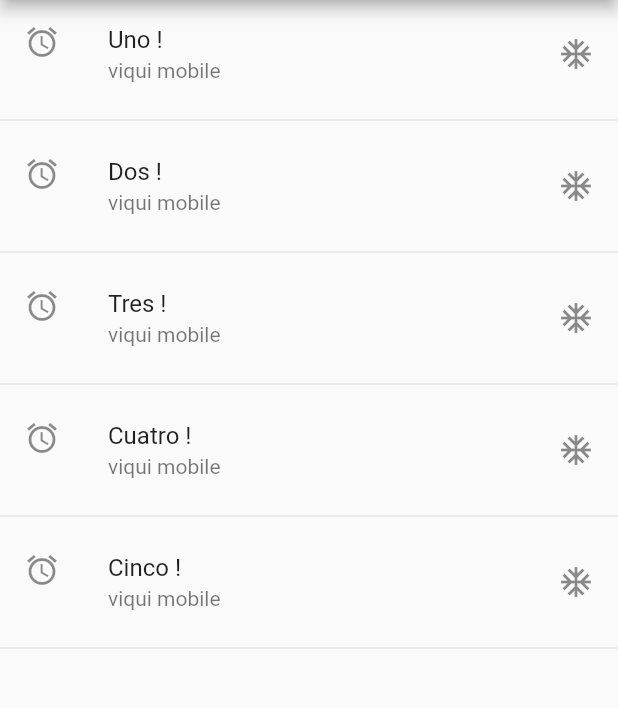
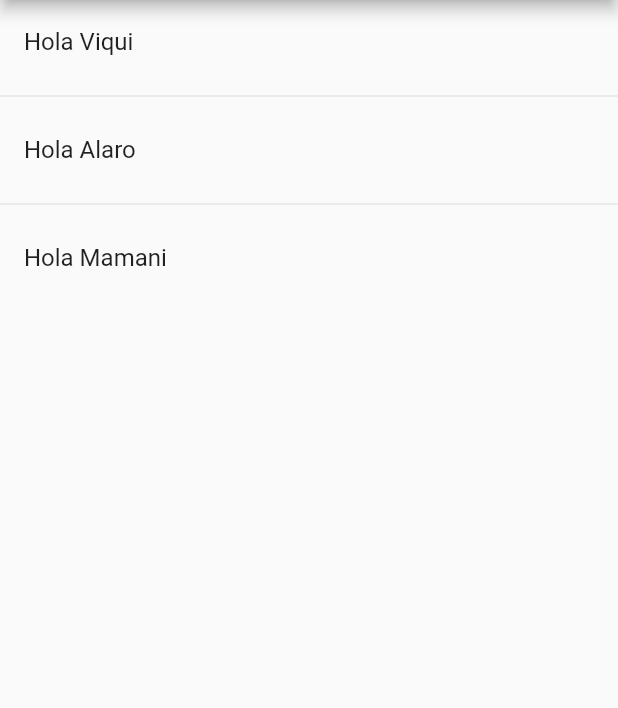
Before and after one commit to Viqui-Alaro/Componentes-Flutter, a Flutter app: the screen it shows after launch, on a phone screen of 412 x 824 dp, the part 84-792 px from its top. Run offline on Flutter 3.47's test engine with Material 2 defaults, Android fonts, the phone set to English and light mode, and no system bars.

Commit message:
implemetacion de home page

```diff
--- a/lib/main.dart
+++ b/lib/main.dart
@@ -1,6 +1,6 @@
 import 'package:flutter/material.dart';
 
-import 'package:componentes/src/pages/home_temp.dart';
+import 'package:componentes/src/pages/home_page.dart';
 
 void main() => runApp(MyApp());
 
@@ -10,7 +10,7 @@ class MyApp extends StatelessWidget {
     return MaterialApp(
       title: 'Material App',
       debugShowCheckedModeBanner: false,
-      home: HomePageTemp()
+      home: HomePage()
     );
 
   }
--- /dev/null
+++ b/lib/src/pages/home_page.dart
@@ -0,0 +1,34 @@
+import 'package:flutter/material.dart';
+
+
+
+class HomePage extends StatelessWidget {
+
+
+  @override
+  Widget build(BuildContext context) {
+    return Scaffold(
+      appBar: AppBar(title:
+      Text("Componentes")),
+      body: _lista(),
+          );
+        }
+
+     Widget _lista() {
+       return ListView(
+          children: _listaItems(),
+       );
+     }
+
+
+ List<Widget> _listaItems() {
+   return[
+     ListTile(title: Text("Hola Viqui ")),
+     Divider(),
+     ListTile(title: Text("Hola Alaro ")),
+     Divider(),
+     ListTile(title: Text("Hola Mamani ")),
+
+   ];
+ }
+}
--- a/lib/src/pages/home_temp.dart
+++ b/lib/src/pages/home_temp.dart
@@ -45,7 +45,7 @@ List<Widget> _crearListaCorta(){
           title: Text(item+' !'),
           subtitle: Text('viqui mobile'),
           leading: Icon(Icons.access_alarm),
-          trailing: Icon(Icons.ac_unit),
+          trailing: Icon(Icons.keyboard_arrow_right),
           onTap: (){},
 
         ),
```
